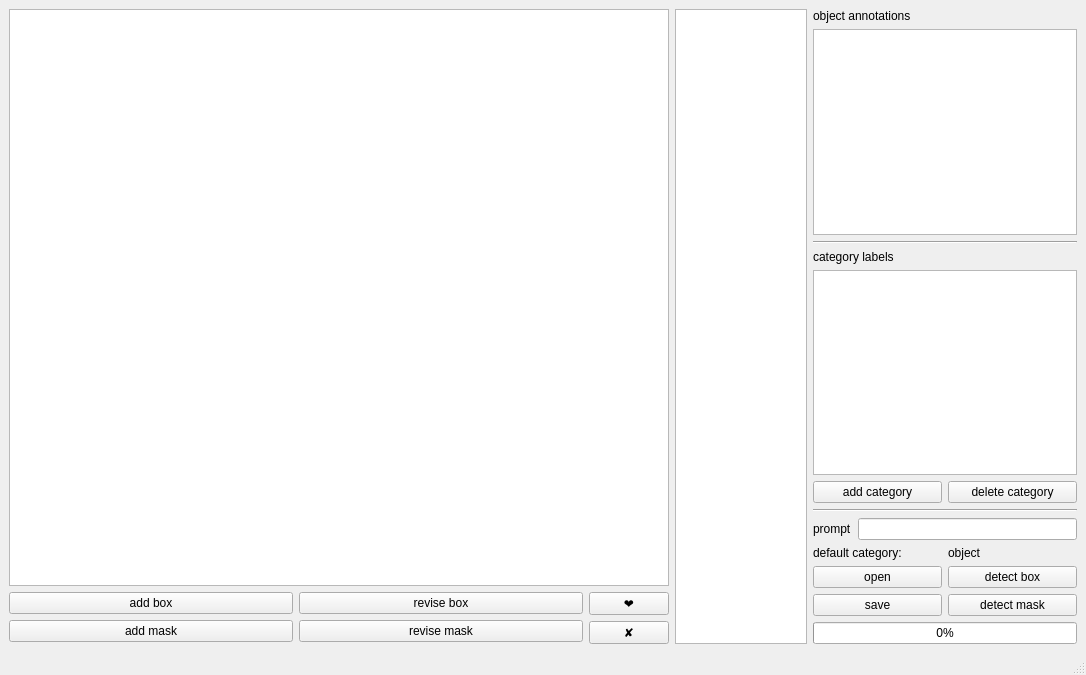
gaoCleo/quick-label, file ui/ui.ui: the form before one commit.
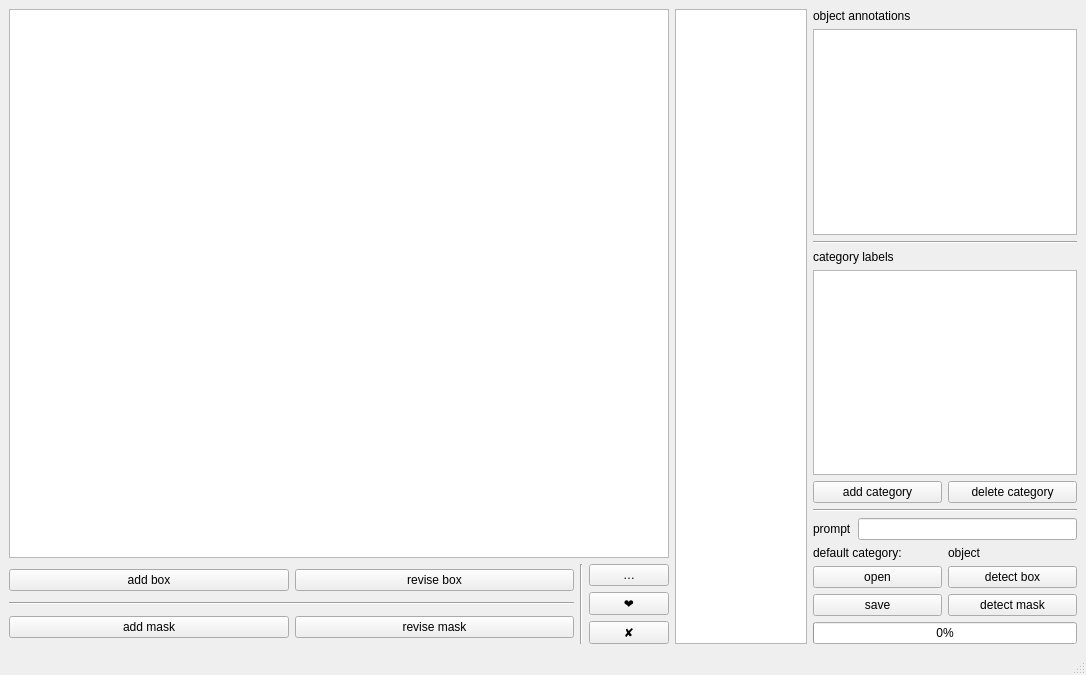
The form after the commit. Custom widgets are drawn as their Qt base class.

```diff
--- a/ui/ui.ui
+++ b/ui/ui.ui
@@ -21,7 +21,7 @@
        <widget class="DrawableView" name="view"/>
       </item>
       <item>
-       <layout class="QHBoxLayout" name="horizontalLayout_6" stretch="2,0">
+       <layout class="QHBoxLayout" name="horizontalLayout_6" stretch="2,0,0">
         <item>
          <layout class="QVBoxLayout" name="verticalLayout_7">
           <item>
@@ -42,6 +42,13 @@
             </item>
            </layout>
           </item>
+          <item>
+           <widget class="Line" name="line_3">
+            <property name="orientation">
+             <enum>Qt::Horizontal</enum>
+            </property>
+           </widget>
+          </item>
           <item>
            <layout class="QHBoxLayout" name="horizontalLayout_8">
             <item>
@@ -62,8 +69,22 @@
           </item>
          </layout>
         </item>
+        <item>
+         <widget class="Line" name="line_4">
+          <property name="orientation">
+           <enum>Qt::Vertical</enum>
+          </property>
+         </widget>
+        </item>
         <item>
          <layout class="QVBoxLayout" name="verticalLayout_8">
+          <item>
+           <widget class="QPushButton" name="btn_mode">
+            <property name="text">
+             <string>…</string>
+            </property>
+           </widget>
+          </item>
           <item>
            <widget class="QPushButton" name="btn_ok">
             <property name="text">
```
